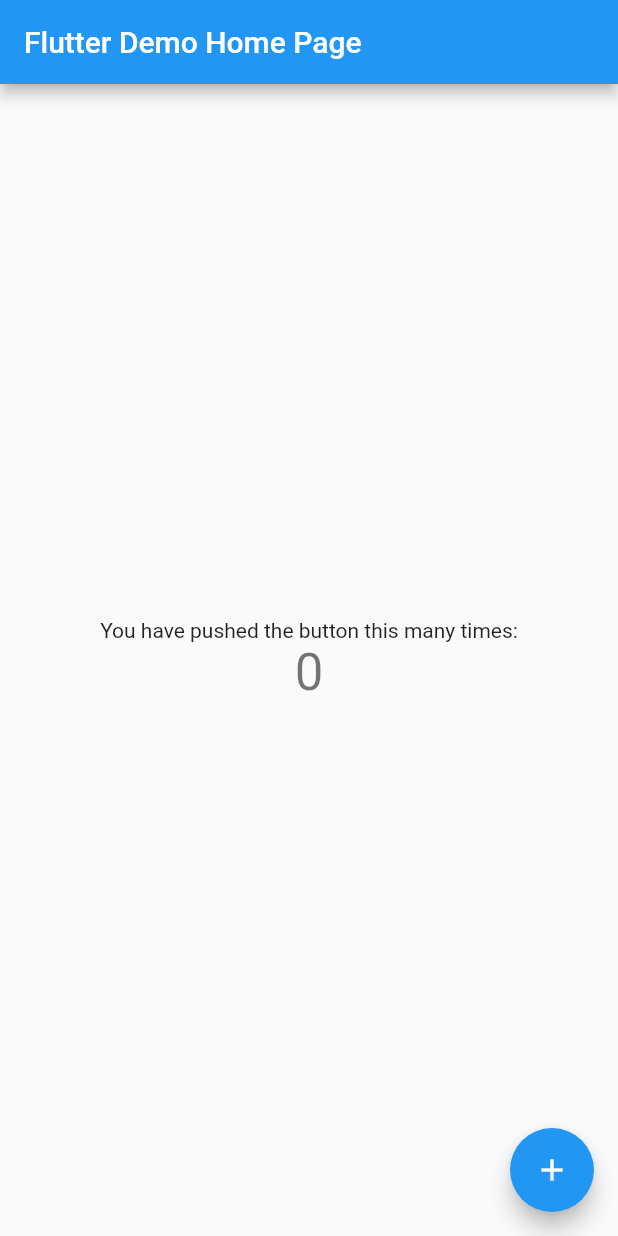
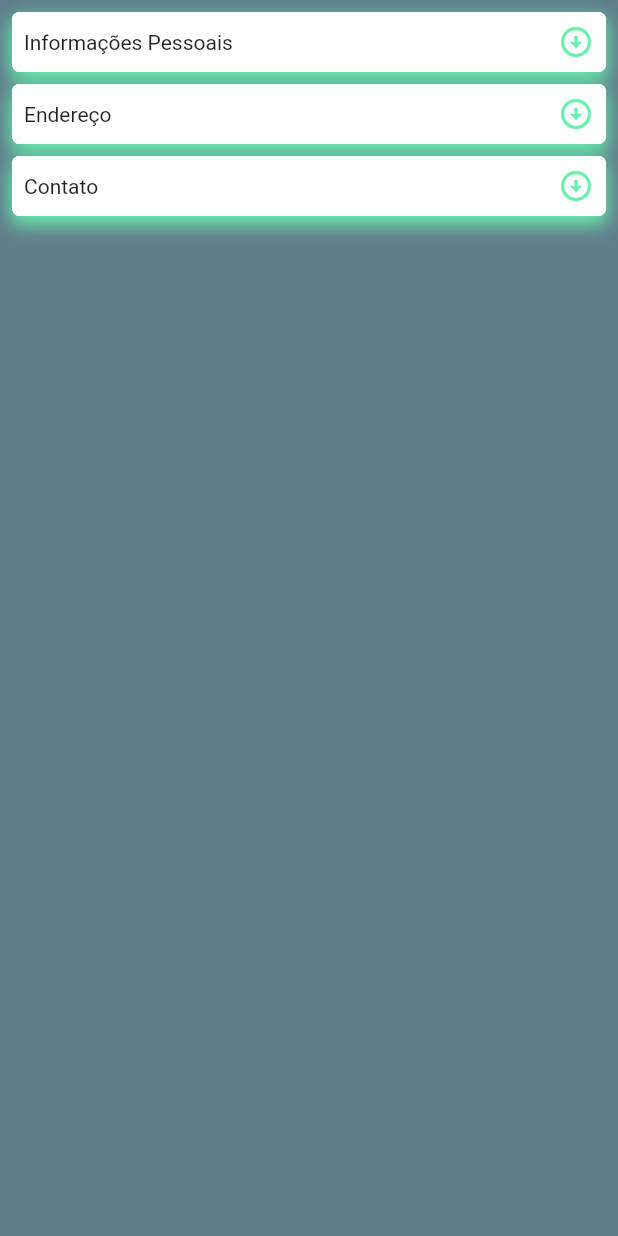
Before and after one commit to JuliaOP/create_account, a Flutter app: the screen it shows after launch, on a phone screen of 412 x 824 dp. Run offline on Flutter 3.47's test engine with Material 2 defaults, Android fonts, the light colour scheme and no system bars.

Commit message:
basic structure

```diff
--- /dev/null
+++ b/create_account/lib/features/account/presentation/pages/account_form.dart
@@ -0,0 +1,56 @@
+import 'package:create_account/features/account/presentation/widgets/personal_information.dart';
+import 'package:flutter/material.dart';
+
+import '../widgets/form_card.dart';
+
+class AccountForm extends StatefulWidget {
+  const AccountForm({Key? key}) : super(key: key);
+
+  @override
+  State<AccountForm> createState() => _AccountFormState();
+}
+
+class _AccountFormState extends State<AccountForm> {
+  @override
+  Widget build(BuildContext context) {
+    return Scaffold(
+      backgroundColor: Colors.blueGrey,
+      body: _body(context),
+    );
+  }
+
+  Widget _body(BuildContext context){
+    return SafeArea(
+      child: SingleChildScrollView(
+        child: Padding(
+          padding: const EdgeInsets.all(8.0),
+          child: Column(
+            children: [
+              FormCard(
+                  PersonalInformation(),
+                  "Informações Pessoais"
+
+              ),
+              SizedBox(
+                height: 8.0,
+              ),
+              FormCard(
+                PersonalInformation(),
+                "Endereço"
+
+              ),
+              SizedBox(
+                height: 8.0,
+              ),
+              FormCard(
+                  PersonalInformation(),
+                  "Contato"
+
+              ),
+            ],
+          ),
+        )
+      ),
+    );
+  }
+}
--- /dev/null
+++ b/create_account/lib/features/account/presentation/widgets/form_card.dart
@@ -0,0 +1,88 @@
+import 'package:flutter/material.dart';
+
+class FormCard extends StatefulWidget {
+  Widget formFields;
+  String header;
+
+  FormCard(this.formFields, this.header);
+
+  @override
+  State<FormCard> createState() => _FormCardState();
+}
+
+class _FormCardState extends State<FormCard> {
+
+  bool _isExpanded = false;
+
+  void _checkExpanded(){
+    setState(() {
+      _isExpanded = !_isExpanded;
+    });
+  }
+
+
+  @override
+  void initState() {
+    _isExpanded = false;
+    super.initState();
+  }
+
+  final _boxShadow = [
+    const BoxShadow(
+      color: Colors.greenAccent,
+      offset: Offset(
+        0.0,
+        5.0,
+      ),
+      blurRadius: 10.0,
+      spreadRadius: 1.0,
+    ), //BoxShadow
+    const BoxShadow(
+      color: Colors.white,
+      offset: Offset(0.0, 0.0),
+      blurRadius: 0.0,
+      spreadRadius: 0.0,
+    ), //BoxShadow
+  ];
+
+
+  @override
+  Widget build(BuildContext context) {
+
+    final _boxDecoration = BoxDecoration(
+      color: Colors.white,
+      borderRadius: BorderRadius.circular(5.0),
+      boxShadow: _boxShadow ,
+
+    );
+    return GestureDetector(
+      onTap: (){
+        _checkExpanded();
+      },
+      child: Container(
+        alignment: Alignment.center,
+        //height: _isExpanded ? 150 : 40,
+        decoration: _boxDecoration,
+        child: Padding(
+          padding: const EdgeInsets.all(8.0),
+          child: Column(
+            children: [
+              Row(
+                mainAxisAlignment: MainAxisAlignment.spaceBetween,
+                children: [
+                  Text(widget.header),
+                  Icon( _isExpanded ?
+                  Icons.arrow_circle_up_outlined
+                      : Icons.arrow_circle_down_outlined, color: Colors.greenAccent,)
+                ],
+              ),
+              _isExpanded ?
+              widget.formFields
+                  : Container()
+            ],
+          ),
+        ),
+      ),
+    );
+  }
+}
--- a/create_account/lib/main.dart
+++ b/create_account/lib/main.dart
@@ -1,3 +1,4 @@
+import 'package:create_account/features/account/presentation/pages/account_form.dart';
 import 'package:flutter/material.dart';
 
 void main() {
@@ -11,105 +12,12 @@
   @override
   Widget build(BuildContext context) {
     return MaterialApp(
+      debugShowCheckedModeBanner: false,
       title: 'Flutter Demo',
       theme: ThemeData(
-        // This is the theme of your application.
-        //
-        // Try running your application with "flutter run". You'll see the
-        // application has a blue toolbar. Then, without quitting the app, try
-        // changing the primarySwatch below to Colors.green and then invoke
-        // "hot reload" (press "r" in the console where you ran "flutter run",
-        // or simply save your changes to "hot reload" in a Flutter IDE).
-        // Notice that the counter didn't reset back to zero; the application
-        // is not restarted.
         primarySwatch: Colors.blue,
       ),
-      home: const MyHomePage(title: 'Flutter Demo Home Page'),
+      home: const AccountForm(),
     );
   }
 }
-
-class MyHomePage extends StatefulWidget {
-  const MyHomePage({Key? key, required this.title}) : super(key: key);
-
-  // This widget is the home page of your application. It is stateful, meaning
-  // that it has a State object (defined below) that contains fields that affect
-  // how it looks.
-
-  // This class is the configuration for the state. It holds the values (in this
-  // case the title) provided by the parent (in this case the App widget) and
-  // used by the build method of the State. Fields in a Widget subclass are
-  // always marked "final".
-
-  final String title;
-
-  @override
-  State<MyHomePage> createState() => _MyHomePageState();
-}
-
-class _MyHomePageState extends State<MyHomePage> {
-  int _counter = 0;
-
-  void _incrementCounter() {
-    setState(() {
-      // This call to setState tells the Flutter framework that something has
-      // changed in this State, which causes it to rerun the build method below
-      // so that the display can reflect the updated values. If we changed
-      // _counter without calling setState(), then the build method would not be
-      // called again, and so nothing would appear to happen.
-      _counter++;
-    });
-  }
-
-  @override
-  Widget build(BuildContext context) {
-    // This method is rerun every time setState is called, for instance as done
-    // by the _incrementCounter method above.
-    //
-    // The Flutter framework has been optimized to make rerunning build methods
-    // fast, so that you can just rebuild anything that needs updating rather
-    // than having to individually change instances of widgets.
-    return Scaffold(
-      appBar: AppBar(
-        // Here we take the value from the MyHomePage object that was created by
-        // the App.build method, and use it to set our appbar title.
-        title: Text(widget.title),
-      ),
-      body: Center(
-        // Center is a layout widget. It takes a single child and positions it
-        // in the middle of the parent.
-        child: Column(
-          // Column is also a layout widget. It takes a list of children and
-          // arranges them vertically. By default, it sizes itself to fit its
-          // children horizontally, and tries to be as tall as its parent.
-          //
-          // Invoke "debug painting" (press "p" in the console, choose the
-          // "Toggle Debug Paint" action from the Flutter Inspector in Android
-          // Studio, or the "Toggle Debug Paint" command in Visual Studio Code)
-          // to see the wireframe for each widget.
-          //
-          // Column has various properties to control how it sizes itself and
-          // how it positions its children. Here we use mainAxisAlignment to
-          // center the children vertically; the main axis here is the vertical
-          // axis because Columns are vertical (the cross axis would be
-          // horizontal).
-          mainAxisAlignment: MainAxisAlignment.center,
-          children: <Widget>[
-            const Text(
-              'You have pushed the button this many times:',
-            ),
-            Text(
-              '$_counter',
-              style: Theme.of(context).textTheme.headline4,
-            ),
-          ],
-        ),
-      ),
-      floatingActionButton: FloatingActionButton(
-        onPressed: _incrementCounter,
-        tooltip: 'Increment',
-        child: const Icon(Icons.add),
-      ), // This trailing comma makes auto-formatting nicer for build methods.
-    );
-  }
-}
```
Also changed, not shown: create_account/lib/features/account/presentation/widgets/address.dart (added, +15 -0 lines), create_account/lib/features/account/presentation/widgets/contact_information.dart (added, +15 -0 lines), create_account/lib/features/account/presentation/widgets/personal_information.dart (added, +27 -0 lines), 1 other file.
